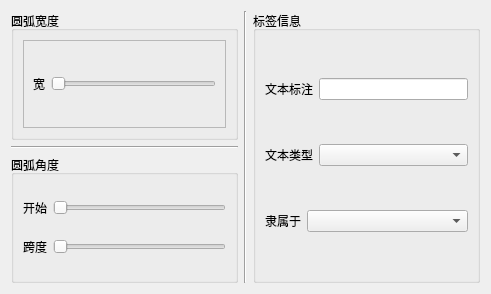
Qt form ui/slider.ui (lrzjbyx/annotation) before a commit.
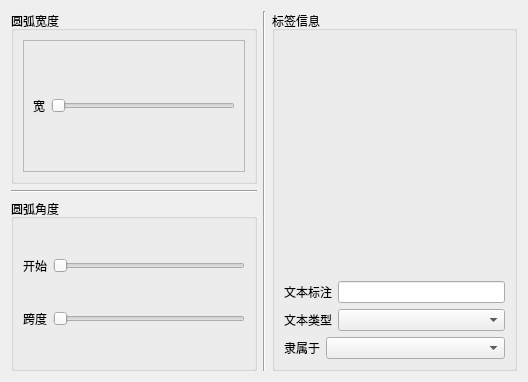
The same form after that commit.

Patch:
```diff
--- a/ui/slider.ui
+++ b/ui/slider.ui
@@ -6,8 +6,8 @@
    <rect>
     <x>0</x>
     <y>0</y>
-    <width>491</width>
-    <height>294</height>
+    <width>528</width>
+    <height>382</height>
    </rect>
   </property>
   <property name="windowTitle">
@@ -121,7 +121,47 @@
      <property name="title">
       <string>标签信息</string>
      </property>
-     <layout class="QVBoxLayout" name="verticalLayout_4">
+     <layout class="QVBoxLayout" name="verticalLayout_4" stretch="1,1,1,1">
+      <item>
+       <widget class="QWidget" name="widget" native="true">
+        <layout class="QHBoxLayout" name="horizontalLayout_9">
+         <property name="spacing">
+          <number>0</number>
+         </property>
+         <property name="leftMargin">
+          <number>0</number>
+         </property>
+         <property name="topMargin">
+          <number>0</number>
+         </property>
+         <property name="rightMargin">
+          <number>0</number>
+         </property>
+         <property name="bottomMargin">
+          <number>0</number>
+         </property>
+         <item>
+          <widget class="QLabel" name="image_align">
+           <property name="minimumSize">
+            <size>
+             <width>0</width>
+             <height>80</height>
+            </size>
+           </property>
+           <property name="maximumSize">
+            <size>
+             <width>16777215</width>
+             <height>80</height>
+            </size>
+           </property>
+           <property name="text">
+            <string/>
+           </property>
+          </widget>
+         </item>
+        </layout>
+       </widget>
+      </item>
       <item>
        <layout class="QHBoxLayout" name="horizontalLayout_5">
         <item>
```
